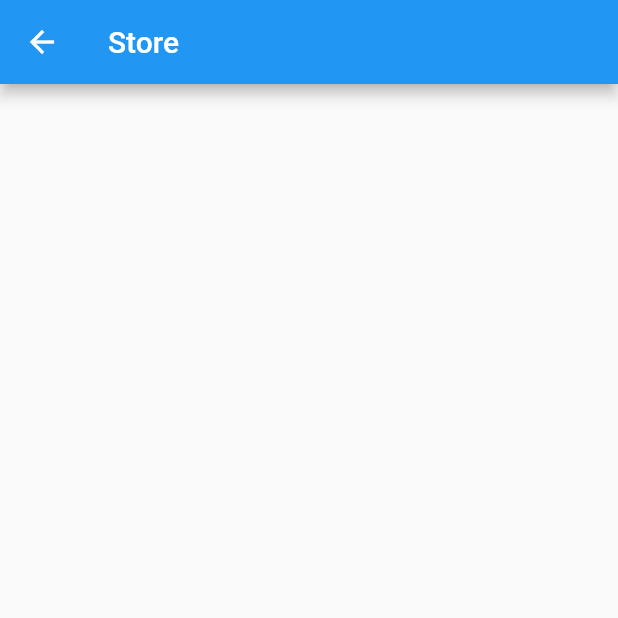
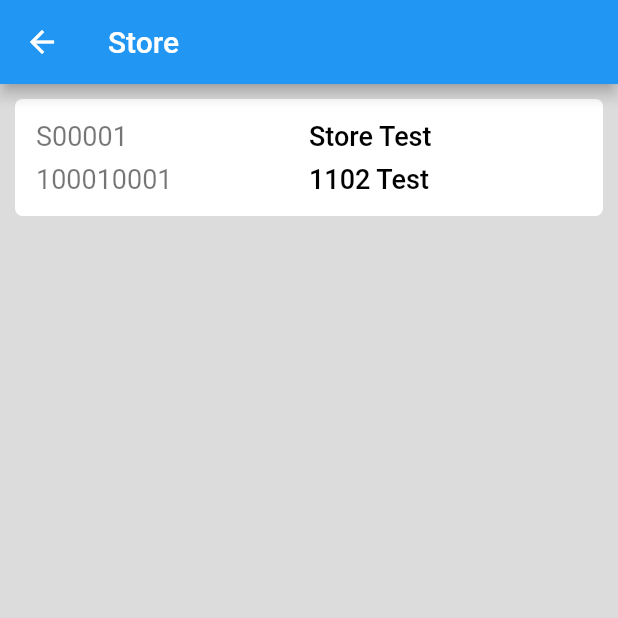
Before and after one commit to quyetinfoplus/Flutter_App, a Flutter app: the StorePage screen opened directly, on a phone screen of 412 x 824 dp, the top half of it. Run offline on Flutter 3.47's test engine with Material 2 defaults, Android fonts, the phone set to English and light mode, and no system bars; our stand-ins replace math_expressions.

Commit message:
Store and Detail Store

```diff
--- a/lib/store.dart
+++ b/lib/store.dart
@@ -1,4 +1,5 @@
 import 'package:flutter/material.dart';
+import 'package:flutter_app/detai-store.dart';
 
 class StorePage extends StatefulWidget {
   @override
@@ -8,10 +9,72 @@ class StorePage extends StatefulWidget {
 class _StorePageState extends State<StorePage> {
   @override
   Widget build(BuildContext context) {
+    void _onTabItem() {
+      Navigator.push(context, new MaterialPageRoute(builder: (BuildContext con) => new DetailStorePage()));
+    }
+
+    Expanded renderExpaned(
+        int flex, FontWeight fontWeight, String valueText, Color colorText) {
+      Expanded expanded = new Expanded(
+          flex: flex,
+          child: Text(valueText,
+              style: TextStyle(
+                  fontSize: 18, color: colorText, fontWeight: fontWeight)));
+      return expanded;
+    }
+
+    Padding padding(List<Expanded> litsExpanded) {
+      Padding padding = new Padding(
+          padding: const EdgeInsets.all(4.0),
+          child: Row(
+              mainAxisAlignment: MainAxisAlignment.spaceEvenly,
+              children: litsExpanded));
+      return padding;
+    }
+
+    _getListItemStore() {
+      List<GestureDetector> listItem = new List<GestureDetector>();
+      List<Padding> listPadding1 = new List<Padding>();
+      listPadding1.add(padding([
+        renderExpaned(1, FontWeight.w400, "S00001", Colors.black54),
+        renderExpaned(1, FontWeight.w500, "Store Test", Colors.black)
+      ]));
+      listPadding1.add(padding([
+        renderExpaned(1, FontWeight.w400, "100010001", Colors.black54),
+        renderExpaned(1, FontWeight.w500, "1102 Test", Colors.black)
+      ]));
+
+      Container container = new Container(
+        margin: EdgeInsets.all(10),
+        padding: EdgeInsets.all(10),
+        decoration: BoxDecoration(
+            color: Colors.white, borderRadius: BorderRadius.circular(5)),
+        child: Column(
+          children: listPadding1,
+        ),
+      );
+
+      GestureDetector item = new GestureDetector(
+          onTap: () {
+            _onTabItem();
+          },
+          child: container);
+
+      listItem.add(item);
+      return listItem;
+    }
+
     return new Scaffold(
       appBar: new AppBar(
         title: Text("Store"),
       ),
+      body: Container(
+        color: Colors.black12,
+        constraints: BoxConstraints.expand(),
+        child: Column(
+          children: _getListItemStore(),
+        ),
+      ),
     );
   }
 }
```
Also changed, not shown: lib/detai-store.dart (added, +132 -0 lines).
